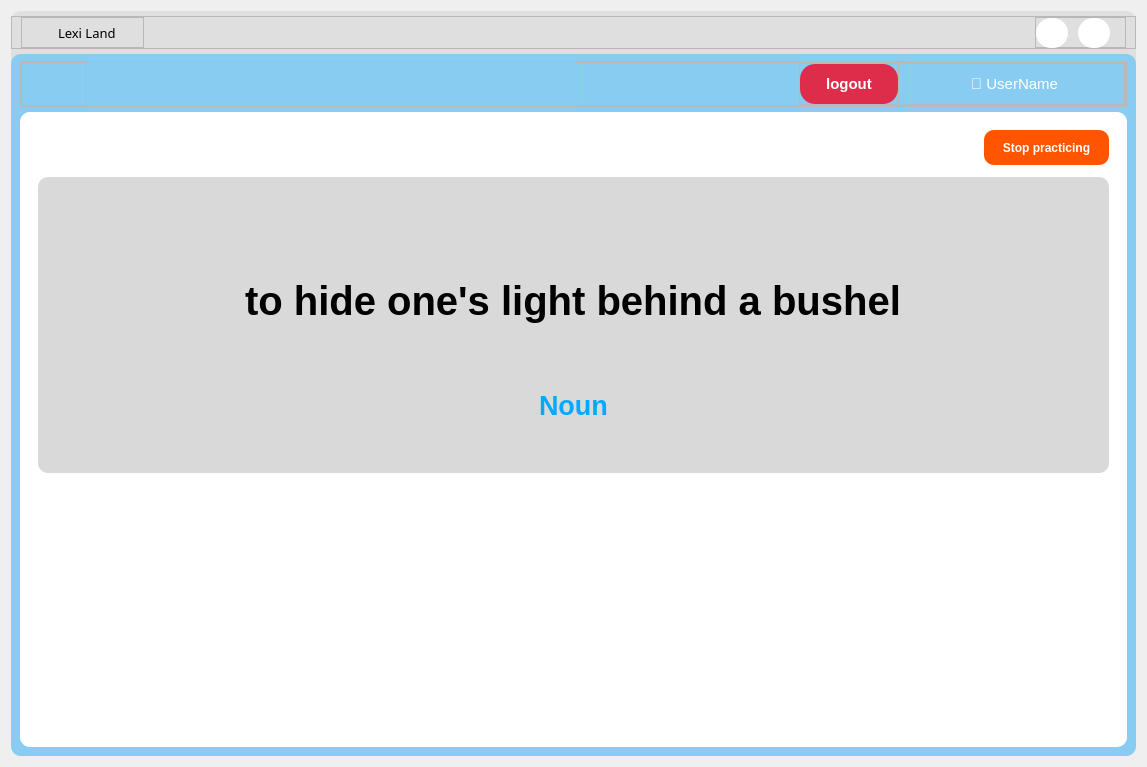
Qt form UI/forms/practice.ui (yuukun123/LexiLand) before a commit.
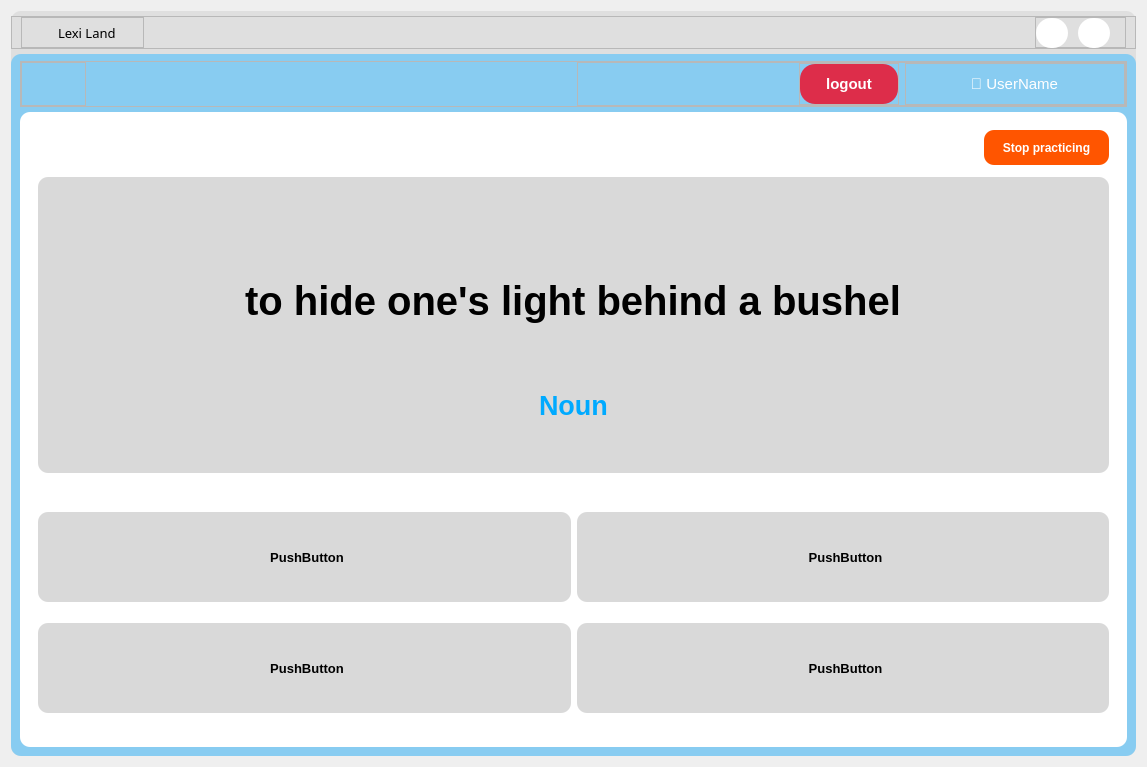
The same form after that commit. Icons and pictures are not drawn.

```diff
--- a/UI/forms/practice.ui
+++ b/UI/forms/practice.ui
@@ -817,7 +817,145 @@
               <property name="frameShadow">
                <enum>QFrame::Raised</enum>
               </property>
-              <layout class="QGridLayout" name="gridLayout"/>
+              <layout class="QGridLayout" name="gridLayout">
+               <item row="1" column="1">
+                <widget class="QPushButton" name="answer4">
+                 <property name="minimumSize">
+                  <size>
+                   <width>0</width>
+                   <height>90</height>
+                  </size>
+                 </property>
+                 <property name="font">
+                  <font>
+                   <pointsize>10</pointsize>
+                   <weight>75</weight>
+                   <bold>true</bold>
+                  </font>
+                 </property>
+                 <property name="cursor">
+                  <cursorShape>PointingHandCursor</cursorShape>
+                 </property>
+                 <property name="styleSheet">
+                  <string notr="true">#answer4{
+	background-color: rgb(217, 217, 217);
+	padding-left:5px;
+}
+#answer4::hover{
+	background-color: rgb(168, 168, 168);
+}</string>
+                 </property>
+                 <property name="text">
+                  <string>PushButton</string>
+                 </property>
+                </widget>
+               </item>
+               <item row="1" column="0">
+                <widget class="QPushButton" name="answer3">
+                 <property name="minimumSize">
+                  <size>
+                   <width>0</width>
+                   <height>90</height>
+                  </size>
+                 </property>
+                 <property name="font">
+                  <font>
+                   <pointsize>10</pointsize>
+                   <weight>75</weight>
+                   <bold>true</bold>
+                  </font>
+                 </property>
+                 <property name="cursor">
+                  <cursorShape>PointingHandCursor</cursorShape>
+                 </property>
+                 <property name="styleSheet">
+                  <string notr="true">#answer3{
+	background-color: rgb(217, 217, 217);
+	padding-left:5px;
+}
+#answer3::hover{
+	background-color: rgb(168, 168, 168);
+}</string>
+                 </property>
+                 <property name="text">
+                  <string>PushButton</string>
+                 </property>
+                </widget>
+               </item>
+               <item row="0" column="1">
+                <widget class="QPushButton" name="answer2">
+                 <property name="minimumSize">
+                  <size>
+                   <width>0</width>
+                   <height>90</height>
+                  </size>
+                 </property>
+                 <property name="font">
+                  <font>
+                   <pointsize>10</pointsize>
+                   <weight>75</weight>
+                   <bold>true</bold>
+                  </font>
+                 </property>
+                 <property name="cursor">
+                  <cursorShape>PointingHandCursor</cursorShape>
+                 </property>
+                 <property name="styleSheet">
+                  <string notr="true">#answer2{
+	background-color: rgb(217, 217, 217);
+	padding-left:5px;
+}
+#answer2::hover{
+	background-color: rgb(168, 168, 168);
+}</string>
+                 </property>
+                 <property name="text">
+                  <string>PushButton</string>
+                 </property>
+                </widget>
+               </item>
+               <item row="0" column="0">
+                <widget class="QPushButton" name="answer1">
+                 <property name="minimumSize">
+                  <size>
+                   <width>0</width>
+                   <height>90</height>
+                  </size>
+                 </property>
+                 <property name="baseSize">
+                  <size>
+                   <width>0</width>
+                   <height>0</height>
+                  </size>
+                 </property>
+                 <property name="font">
+                  <font>
+                   <pointsize>10</pointsize>
+                   <weight>75</weight>
+                   <bold>true</bold>
+                  </font>
+                 </property>
+                 <property name="cursor">
+                  <cursorShape>PointingHandCursor</cursorShape>
+                 </property>
+                 <property name="mouseTracking">
+                  <bool>false</bool>
+                 </property>
+                 <property name="styleSheet">
+                  <string notr="true">#answer1{
+	background-color: rgb(217, 217, 217);
+	padding-left:5px;
+}
+#answer1::hover{
+	background-color: rgb(168, 168, 168);
+}</string>
+                 </property>
+                 <property name="text">
+                  <string>PushButton</string>
+                 </property>
+                </widget>
+               </item>
+              </layout>
              </widget>
             </item>
            </layout>
```
Left out of the diff: 8 changed lines with no effect on the pictures.
